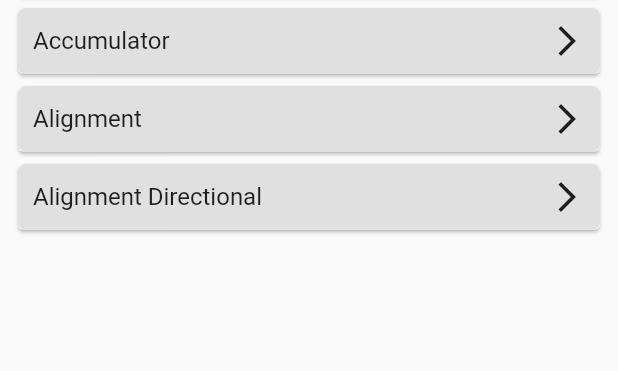
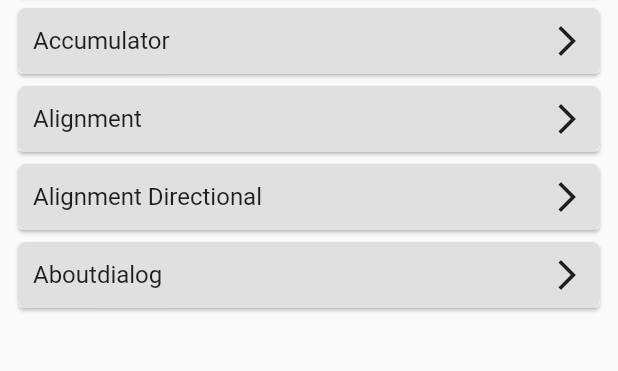
Before and after one commit to ChhailengTim/flutter_libraries, a Flutter app: the screen it shows after launch, on a phone screen of 412 x 824 dp, the part 88-459 px from its top. Run offline on Flutter 3.47's test engine with Material 2 defaults, Android fonts, the phone set to English and light mode, and no system bars; our stand-ins replace get.

Commit message:
aboutdialog

```diff
--- a/lib/class_a/view/viewa.dart
+++ b/lib/class_a/view/viewa.dart
@@ -2,3 +2,4 @@ export 'absorbpointer.dart';
 export 'accumulator.dart';
 export 'alignments.dart';
 export 'alignmentdirectional.dart';
+export 'aboutdialog.dart';
--- a/lib/navigations/get_route.dart
+++ b/lib/navigations/get_route.dart
@@ -11,5 +11,6 @@ class GetRoutes extends RouteName {
         GetPage(
             name: alignmentDirectionalScreen,
             page: () => const AlignmentDirectionalScreen()),
+        GetPage(name: aboutDialogScreen, page: () => const AboutDialogScreen()),
       ];
 }
--- a/lib/navigations/route_name.dart
+++ b/lib/navigations/route_name.dart
@@ -3,4 +3,5 @@ class RouteName {
   String accumulatorscreen = '/accumulatorscreen';
   String alignmentDirectionalScreen = '/alignmentDirectionalScreen';
   String alignmentsScreen = '/alignmentsScreen';
+  String aboutDialogScreen = '/aboutDialogScreen';
 }
--- a/lib/utils/config/style/app_text.dart
+++ b/lib/utils/config/style/app_text.dart
@@ -5,4 +5,5 @@ class AppText {
   String accumulator = 'accumulator'.capitalize!;
   String alignment = 'alignment'.capitalize!;
   String alignmentdirectional = 'alignment directional'.capitalize!;
+  String aboutDialog = 'AboutDialog'.capitalize!;
 }
--- a/lib/view/screen/dashbord.dart
+++ b/lib/view/screen/dashbord.dart
@@ -40,6 +40,12 @@ class DashbordScreen extends StatelessWidget {
                       routeName: RouteName().alignmentDirectionalScreen);
                 },
               ),
+              ClassesCard(
+                title: appText.aboutDialog,
+                onTap: () {
+                  routeToNamed(routeName: RouteName().aboutDialogScreen);
+                },
+              ),
             ],
           ),
         ),
```
Also changed, not shown: lib/class_a/view/aboutdialog.dart (added, +29 -0 lines).
